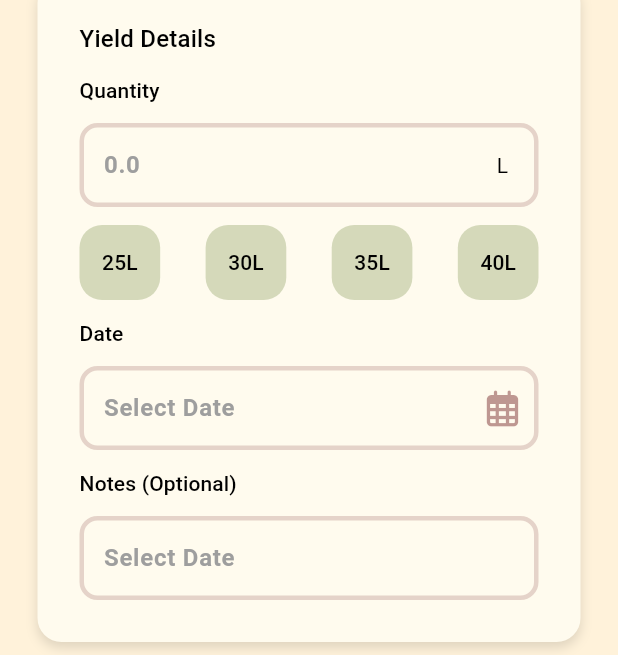
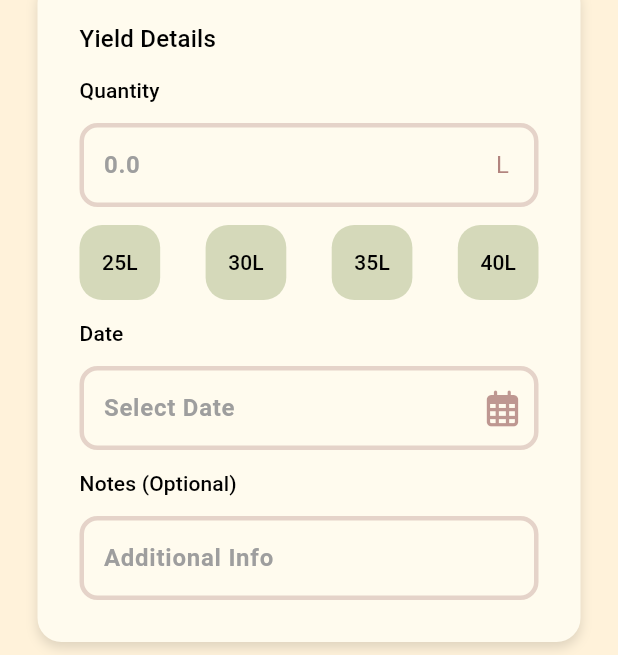
Before and after one commit to rodgersBRY/boma360-client, a Flutter app: the AddYieldWidget screen opened directly with empty values, on a phone screen of 412 x 824 dp. Shown: the part 486-1141 px from the top of the screen. Run offline on Flutter 3.47's test engine with Material 3 defaults, Android fonts, the phone set to English and light mode, and no system bars; our stand-ins replace delightful_toast, flutter_dotenv, flutter_spinkit, font_awesome_flutter, get, shared_preferences and 1 more; accounts and stored records are empty; statements that could not run were skipped.

Commit message:
yield record ready to submit to server

```diff
--- a/lib/ui/pages/main/cows/cow/yield/add_yield/add_yield.dart
+++ b/lib/ui/pages/main/cows/cow/yield/add_yield/add_yield.dart
@@ -198,7 +198,20 @@ class AddYieldWidget extends StatelessWidget {
                       textController: TextEditingController(
                         text: controller.quantity.value,
                       ),
-                      suffixIcon: Text('L'),
+                      suffixIcon:
+                          controller.yieldType.value != 'milk'
+                              ? Text(
+                                'KG',
+                                style: textTheme.headlineSmall?.copyWith(
+                                  color: AppColors.danger.withValues(alpha: .6),
+                                ),
+                              )
+                              : Text(
+                                'L',
+                                style: textTheme.headlineSmall?.copyWith(
+                                  color: AppColors.danger.withValues(alpha: .6),
+                                ),
+                              ),
                     );
                   }),
                   Row(
@@ -228,6 +241,11 @@ class AddYieldWidget extends StatelessWidget {
                   InputField(
                     hintText: 'Select Date',
                     inputType: TextInputType.datetime,
+                    onChanged: (value) {
+                      if (value != null) {
+                        controller.date = value;
+                      }
+                    },
                     suffixIcon: Icon(
                       FontAwesomeIcons.calendarDays,
                       color: AppColors.danger.withValues(alpha: .5),
@@ -235,9 +253,13 @@ class AddYieldWidget extends StatelessWidget {
                   ),
                   Text('Notes (Optional)', style: textTheme.labelLarge),
                   InputField(
-                    hintText: 'Select Date',
+                    hintText: 'Additional Info',
                     inputType: TextInputType.datetime,
-                    // textController: ,
+                    onChanged: (value) {
+                      if (value != null) {
+                        controller.notes = value;
+                      }
+                    },
                   ),
                 ],
               ),
@@ -246,12 +268,15 @@ class AddYieldWidget extends StatelessWidget {
           const SizedBox(height: 28),
           Padding(
             padding: const EdgeInsets.symmetric(horizontal: kDefaultPadding),
-            child: MyElevatedButton(
-              label: Text('Save Yield Record'),
-              onPressed: () {},
-              icon: Icon(FontAwesomeIcons.floppyDisk),
-              backgroundColor: AppColors.primary,
-            ),
+            child: Obx(() {
+              return MyElevatedButton(
+                label: Text('Save Yield Record'),
+                onPressed: controller.saveInfo,
+                loading: controller.isLoading.value,
+                icon: Icon(FontAwesomeIcons.floppyDisk),
+                backgroundColor: AppColors.primary,
+              );
+            }),
           ),
           const SizedBox(height: 28),
         ],
--- a/lib/ui/widgets/buttons.dart
+++ b/lib/ui/widgets/buttons.dart
@@ -36,7 +36,7 @@ class MyElevatedButton extends StatelessWidget {
       width: width ?? screenWidth,
       height: height,
       child: ElevatedButton(
-        onPressed: onPressed,
+        onPressed: loading == true ? null : onPressed,
         style: ElevatedButton.styleFrom(
           backgroundColor:
               loading == true ? loadingBackgroundColor : backgroundColor,
--- a/lib/ui/widgets/input_field.dart
+++ b/lib/ui/widgets/input_field.dart
@@ -10,6 +10,7 @@ class InputField extends StatelessWidget {
   final TextInputType? inputType;
   final TextEditingController? textController;
   final VoidCallback? onPressed;
+  final ValueChanged? onChanged;
 
   const InputField({
     super.key,
@@ -20,6 +21,7 @@ class InputField extends StatelessWidget {
     this.suffixIcon,
     this.prefixIcon,
     this.onPressed,
+    this.onChanged,
     this.inputType = TextInputType.text,
   });
 
@@ -30,6 +32,7 @@ class InputField extends StatelessWidget {
       validator: validator,
       controller: textController,
       keyboardType: inputType,
+      onChanged: onChanged,
       decoration: InputDecoration(
         hintText: hintText,
         hintStyle: TextStyle(fontWeight: FontWeight.bold, color: Colors.grey),
@@ -62,10 +65,10 @@ class InputField extends StatelessWidget {
                   color: AppColors.danger.withValues(alpha: .5),
                 )
                 : null,
-        suffixIcon: suffixIcon != null ? IconButton(
-          icon: suffixIcon!,
-          onPressed: onPressed,
-        ) : null,
+        suffixIcon:
+            suffixIcon != null
+                ? IconButton(icon: suffixIcon!, onPressed: onPressed)
+                : null,
       ),
     );
   }
```
Also changed, not shown: lib/ui/pages/main/cows/cow/yield/add_yield/add_yield_controller.dart (+42 -4 lines).
